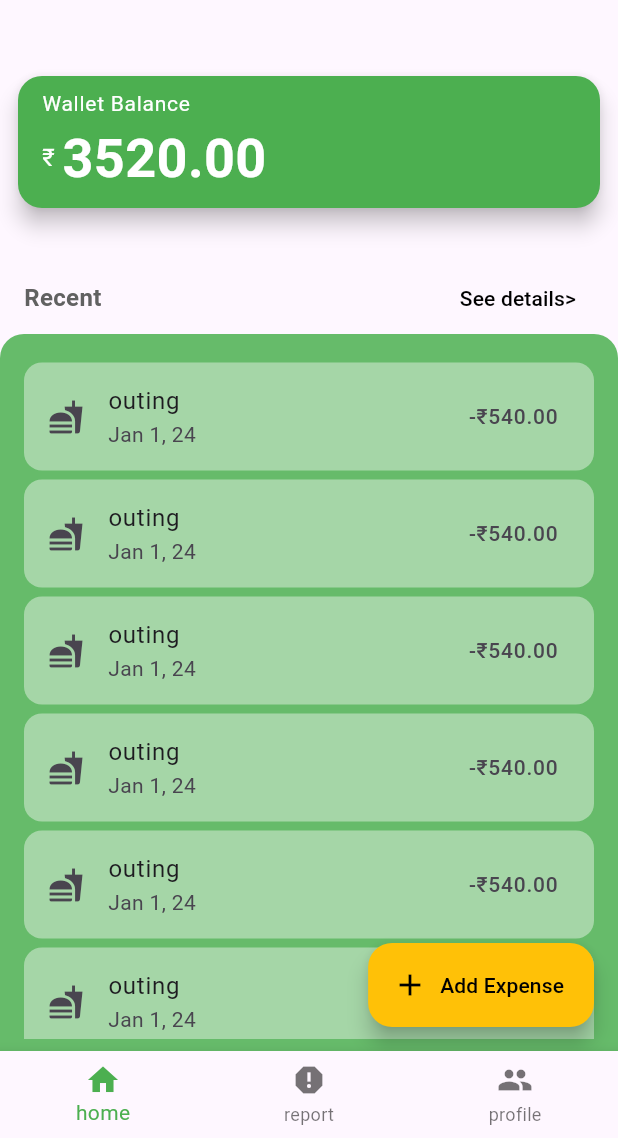
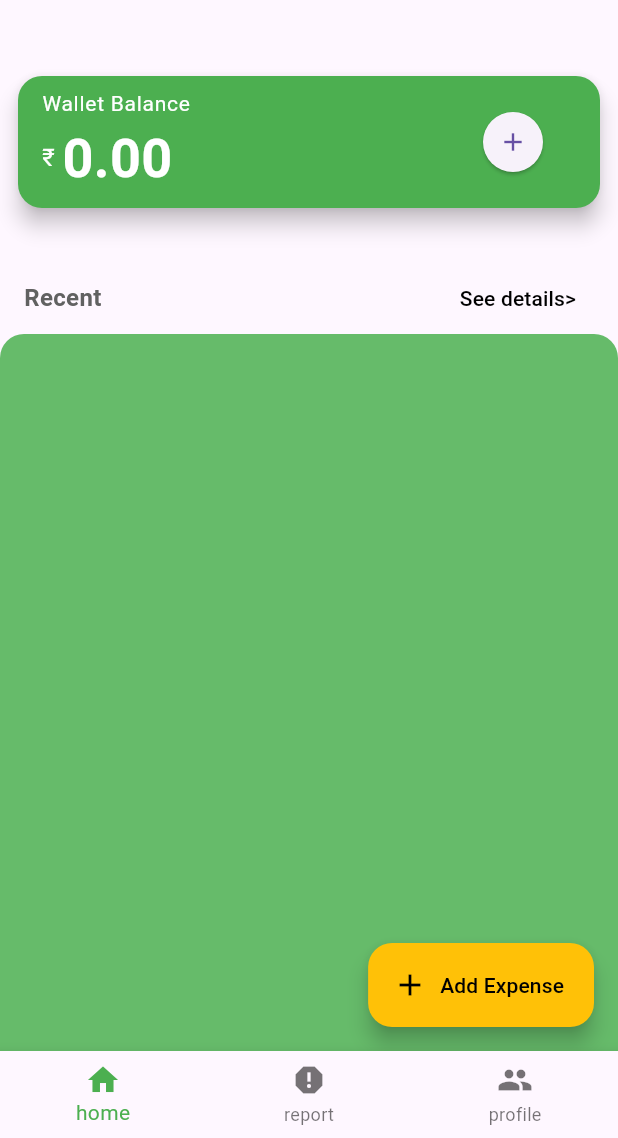
Before and after one commit to akiiyon/expense_tracker, a Flutter app: the SkeletonScreen screen opened by its route, on a phone screen of 412 x 824 dp, the part 98-1236 px from its top. Run offline on Flutter 3.47's test engine with Material 3 defaults, Android fonts, the phone set to English and light mode, and no system bars; our stand-ins replace fl_chart, google_fonts; network calls fail.

Commit message:
walletBalance bug fix
walletBalance is correct now both in backend and flutter when new expense is added

```diff
--- a/lib/model/expense_provider.dart
+++ b/lib/model/expense_provider.dart
@@ -1,29 +1,18 @@
+import 'package:expense_tracker/utils/api_service.dart';
 import 'package:flutter/foundation.dart';
 import 'expense.dart';
 
 class ExpenseProvider with ChangeNotifier {
-  final List<Expense> _expenses = [
-    Expense(name: 'outing', amount: 540, category: 'Food', date: DateTime(8-7-25)),
-    Expense(name: 'outing', amount: 540, category: 'Food', date: DateTime(8-7-25)),
-    Expense(name: 'outing', amount: 540, category: 'Food', date: DateTime(8-7-25)),
-    Expense(name: 'outing', amount: 540, category: 'Food', date: DateTime(8-7-25)),
-    Expense(name: 'outing', amount: 540, category: 'Food', date: DateTime(8-7-25)),
-    Expense(name: 'outing', amount: 540, category: 'Food', date: DateTime(8-7-25)),
-    Expense(name: 'outing', amount: 540, category: 'Food', date: DateTime(8-7-25)),
-    Expense(name: 'outing', amount: 540, category: 'Food', date: DateTime(8-7-25)),
-    Expense(name: 'outing', amount: 540, category: 'Food', date: DateTime(8-7-25)),
-    Expense(name: 'outing', amount: 540, category: 'Food', date: DateTime(8-7-25)),
-    Expense(name: 'outing', amount: 540, category: 'Food', date: DateTime(8-7-25)),
-    Expense(name: 'outing', amount: 540, category: 'Food', date: DateTime(8-7-25)),
-  ];
+  final List<Expense> _expenses = [];
+  List<Map<String, dynamic>> _weeklyCategoryTotals = [];
 
   List<Expense> get expenses => _expenses;
+  List<Map<String, dynamic>> get weeklyCategoryTotals => _weeklyCategoryTotals;
 
-  final double  _startingBalance =10000;
-
-  int getLength(){
+  int getLength() {
     return _expenses.length;
   }
+
   void addExpense(Expense expense) {
     _expenses.add(expense);
     notifyListeners(); // tells UI to rebuild
@@ -33,11 +22,21 @@ class ExpenseProvider with ChangeNotifier {
     _expenses.remove(expense);
     notifyListeners();
   }
-  //***WHAT DOES THIS TOTAL AMOUNT DO???? */
-  double get totalSpent =>
-      _expenses.fold(0, (sum, e) => sum + e.amount);
 
-  //get present balance as user inserts an expense
-  double get walletBalance =>
-      _startingBalance - totalSpent; // 💰 dynamic balance
+  Future<void> fetchWeeklyExpenses(int userId) async {
+    try {
+      final api = ApiService();
+      _weeklyCategoryTotals = await api.getWeeklyExpenses(userId);
+      // ensure we always have all 6 categories even if some have 0
+      final allCategories = ["Bills", "Food", "Grocery", "Entertainment", "Commute", "Other"];
+      for (var cat in allCategories) {
+        if (!_weeklyCategoryTotals.any((e) => e["category"] == cat)) {
+          _weeklyCategoryTotals.add({"category": cat, "total": 0.0});
+        }
+      }
+      notifyListeners();
+    } catch (e) {
+      print("Error fetching weekly expenses: $e");
+    }
+  }
 }
--- a/lib/screens/signUp_screen.dart
+++ b/lib/screens/signUp_screen.dart
@@ -31,7 +31,7 @@ class SignupScreen extends StatelessWidget {
       Provider.of<UserProvider>(
         context,
         listen: false,
-      ).setUser(user["id"], user["username"], user["email"]);
+      ).setUser(user["id"], user["username"], user["email"],(user['balance'] as num).toDouble());
 
       ScaffoldMessenger.of(
         context,
--- a/lib/screens/signin_screen.dart
+++ b/lib/screens/signin_screen.dart
@@ -22,7 +22,6 @@ class _SigninScreenState extends State<SigninScreen> {
 
   //handling sign in
   Future<void> handleSignin() async {
-    //add details of user to userProvider
 
     final response = await api.signin(
       _emailController.text,
@@ -36,7 +35,7 @@ class _SigninScreenState extends State<SigninScreen> {
       Provider.of<UserProvider>(
         context,
         listen: false,
-      ).setUser(user["id"], user["username"], user["email"]);
+      ).setUser(user["id"], user["username"], user["email"],(user['balance']as num).toDouble());
 
       Navigator.pushNamed(context, AppRoutes.skeleton);
     } else {
--- a/lib/screens/skeleton_screen.dart
+++ b/lib/screens/skeleton_screen.dart
@@ -1,3 +1,4 @@
+import 'package:expense_tracker/model/user_provider.dart';
 import 'package:expense_tracker/screens/profile_screen.dart';
 import 'package:expense_tracker/screens/report_screen.dart';
 import 'package:expense_tracker/screens/transaction_screen.dart';
@@ -10,16 +11,19 @@ class SkeletonScreen extends StatefulWidget {
 
 class _SkeletonScreenState extends State<SkeletonScreen> {
   //selectedScreenIndex
-  int _selectedScreen=0;
+  int _selectedScreen = 0;
 
   //list of all screens
-  List<Widget> _screens=[TransactionScreen(),ReportScreen(),ProfileScreen()];
+  List<Widget> _screens = [
+    TransactionScreen(),
+    ReportScreen(),
+    ProfileScreen(),
+  ];
 
-  void onTapped(int presentScreenIndex){
+  void onTapped(int presentScreenIndex) {
     setState(() {
-      _selectedScreen=presentScreenIndex;
+      _selectedScreen = presentScreenIndex;
     });
-
   }
 
   @override
@@ -31,16 +35,14 @@ class _SkeletonScreenState extends State<SkeletonScreen> {
       bottomNavigationBar: BottomNavigationBar(
         //navigation bar items will represent our screens, they switch the body of our app on tap!
         items: [
-          BottomNavigationBarItem(icon: Icon(Icons.home),label: "home"),
-          BottomNavigationBarItem(icon: Icon(Icons.report),label:"report"),
-          BottomNavigationBarItem(icon: Icon(Icons.people),label: "profile"),
+          BottomNavigationBarItem(icon: Icon(Icons.home), label: "home"),
+          BottomNavigationBarItem(icon: Icon(Icons.report), label: "report"),
+          BottomNavigationBarItem(icon: Icon(Icons.people), label: "profile"),
         ],
         currentIndex: _selectedScreen,
         selectedItemColor: Colors.green,
-        onTap: onTapped,),
-
-
+        onTap: onTapped,
+      ),
     );
-
   }
 }
--- a/lib/screens/transaction_screen.dart
+++ b/lib/screens/transaction_screen.dart
@@ -1,15 +1,38 @@
-
+import 'package:expense_tracker/model/user_provider.dart';
+import 'package:expense_tracker/utils/api_service.dart';
 import 'package:expense_tracker/utils/route.dart';
 import 'package:expense_tracker/widgets/expense_list.dart';
 import 'package:expense_tracker/widgets/new_expense_sheet.dart';
 import 'package:flutter/material.dart';
 import 'package:expense_tracker/widgets/text_widget.dart';
 import 'package:provider/provider.dart';
-import 'package:expense_tracker/model/expense_provider.dart';
+
 
 class TransactionScreen extends StatelessWidget {
+  final api = ApiService();
+  @override
+  void handleWalletUpdate(BuildContext context, double amountToAdd) async {
+    final userProvider = context.read<UserProvider>();
 
-  @override
+    try {
+      final response = await api.credit(userProvider.userId!, amountToAdd);
+
+      if (response.statusCode == 200) {
+        // Only update local state if API succeeds
+        userProvider.updateBalance(amountToAdd);
+        ScaffoldMessenger.of(
+          context,
+        ).showSnackBar(SnackBar(content: Text("$amountToAdd added to wallet")));
+      } else {
+        ScaffoldMessenger.of(context).showSnackBar(
+          SnackBar(content: Text("Failed to add money to wallet")),
+        );
+      }
+    } catch (e) {
+      print(e.toString());
+    }
+  }
+
   Widget build(BuildContext context) {
     return Scaffold(
       floatingActionButton: FloatingActionButton.extended(
@@ -23,49 +46,68 @@ class TransactionScreen extends StatelessWidget {
             builder: (context) => NewExpenseSheet(), // your add expense widget
           );
         },
-        icon: const Icon(Icons.add,color: Colors.black),
-        label: const Text("Add Expense",style: TextStyle(color: Colors.black),),
+        icon: const Icon(Icons.add, color: Colors.black),
+        label: const Text("Add Expense", style: TextStyle(color: Colors.black)),
         backgroundColor: Colors.amber.shade500,
       ),
       floatingActionButtonLocation: FloatingActionButtonLocation.endFloat,
 
       body: SafeArea(
-
         child: Column(
-
           children: [
             Padding(
               padding: const EdgeInsets.only(top: 12.0),
               child: ListTile(
-                title: MainTextWidget( inputText: 'Hi, Akshay', x: 20,),
-                subtitle: SubTextWidget(inputText: 'Welcome Back!', x: 14,),
+                title: MainTextWidget(inputText: 'Hi, Akshay', x: 20),
+                subtitle: SubTextWidget(inputText: 'Welcome Back!', x: 14),
                 trailing: Icon(Icons.notifications_active),
               ),
             ),
-            SizedBox(height: 12,),
-             // Wallet Balance (listens to provider)
-            Consumer<ExpenseProvider>(
-              builder: (context, expenseProvider, child) {
+            SizedBox(height: 12),
+            // Wallet Balance (listens to provider)
+            Consumer<UserProvider>(
+              builder: (context, userProvider, child) {
                 return Padding(
-                  padding: const EdgeInsets.symmetric(horizontal:8.0,vertical:16),
+                  padding: const EdgeInsets.symmetric(
+                    horizontal: 8.0,
+                    vertical: 16,
+                  ),
                   child: Card(
                     color: Colors.green,
                     shape: RoundedRectangleBorder(
-                      borderRadius: BorderRadiusGeometry.all(Radius.circular(16)),
+                      borderRadius: BorderRadiusGeometry.all(
+                        Radius.circular(16),
+                      ),
                     ),
                     elevation: 6,
                     child: ListTile(
-
-                      title: Text('Wallet Balance', style: TextStyle(fontSize: 14,color: Colors.white),),
+                      title: Text(
+                        'Wallet Balance',
+                        style: TextStyle(fontSize: 14, color: Colors.white),
+                      ),
                       subtitle: Row(
                         children: [
-                          const Text("₹",style: TextStyle(fontSize: 16,color: Colors.white),),
-                          const SizedBox(width: 5,),
+                          const Text(
+                            "₹",
+                            style: TextStyle(fontSize: 16, color: Colors.white),
+                          ),
+                          const SizedBox(width: 5),
                           Text(
-                                '${expenseProvider.walletBalance.toStringAsFixed(2)}',
-                                style: TextStyle(fontWeight: FontWeight.bold,fontSize:36,color: Colors.white ),
+                            '${userProvider.walletBalance.toStringAsFixed(2)}',
+                            style: TextStyle(
+                              fontWeight: FontWeight.bold,
+                              fontSize: 36,
+                              color: Colors.white,
+                            ),
                           ),
                         ],
+                      ),
+                      trailing: ElevatedButton(
+                        style: ElevatedButton.styleFrom(shape: CircleBorder()),
+                        onPressed: () {
+                          handleWalletUpdate(context, 10000);
+                        },
+                        child: Icon(Icons.add, size: 20),
                       ),
                     ),
                   ),
@@ -73,8 +115,7 @@ class TransactionScreen extends StatelessWidget {
               },
             ),
 
-            SizedBox(height: 16,),
-
+            SizedBox(height: 16),
 
             //recent-activity buttons
             Padding(
@@ -82,15 +123,20 @@ class TransactionScreen extends StatelessWidget {
               child: Row(
                 mainAxisAlignment: MainAxisAlignment.spaceBetween,
                 children: [
-                  Text("Recent",style: TextStyle(color: Colors.grey.shade700,fontSize: 16,fontWeight: FontWeight.bold),),
+                  Text(
+                    "Recent",
+                    style: TextStyle(
+                      color: Colors.grey.shade700,
+                      fontSize: 16,
+                      fontWeight: FontWeight.bold,
+                    ),
+                  ),
                   TextButton(
-                    onPressed: (){
+                    onPressed: () {
                       //show a page of all expenses in list format
                       Navigator.pushNamed(context, AppRoutes.details);
                     },
-                    style: ButtonStyle(
-
-                    ),
+                    style: ButtonStyle(),
                     child: Text(
                       "See details>",
                       style: TextStyle(color: Colors.black),
@@ -104,42 +150,21 @@ class TransactionScreen extends StatelessWidget {
               child: Container(
                 decoration: BoxDecoration(
                   color: Colors.green.shade400,
-                  borderRadius: BorderRadius.only(topLeft: Radius.circular(16),topRight: Radius.circular(16))
+                  borderRadius: BorderRadius.only(
+                    topLeft: Radius.circular(16),
+                    topRight: Radius.circular(16),
+                  ),
                 ),
 
                 child: Padding(
                   padding: const EdgeInsets.all(8.0),
                   child: ExpenseList(),
-                )),
+                ),
+              ),
             ),
-
           ],
         ),
       ),
-
     );
   }
 }
-
-// Container(
-//               margin: EdgeInsets.symmetric(horizontal: 46),
-
-//               child: FloatingActionButton(
-//                 onPressed: (){
-//                   //add new expense function
-//                   showModalBottomSheet(
-//                     context: context,
-//                     builder: (BuildContext bottomSheetcontext){
-//                       return NewExpenseSheet();
-//                     });
-//                 },
-//                 child: Text(
-//                   "Add Expense",
-//                   style: TextStyle(
-//                     color: Colors.white,
-//                     fontSize: 20,
-//                     fontWeight: FontWeight.bold
-//                     ),
-//                 ),
-//               ),
-//             ),
--- a/lib/widgets/category_list.dart
+++ b/lib/widgets/category_list.dart
@@ -13,11 +13,11 @@ class _CategoryListState extends State<CategoryList> {
 
   final List<String> _categories = [
     "Rent",
-    "Bill",
     "Food",
     "Grocery",
     "Entertainment",
-    "Other"
+    "Commute",
+    "Other",
   ];
 
   @override
--- a/lib/widgets/expense_list.dart
+++ b/lib/widgets/expense_list.dart
@@ -4,17 +4,14 @@ import 'package:expense_tracker/model/expense_provider.dart';
 import 'package:intl/intl.dart';
 
 class ExpenseList extends StatelessWidget {
-
-
   @override
   Widget build(BuildContext context) {
-    final providerHelp=Provider.of<ExpenseProvider>(context);
+    final providerHelp = Provider.of<ExpenseProvider>(context);
 
     return ListView.builder(
       padding: const EdgeInsets.all(8),
       itemCount: providerHelp.getLength(),
-      itemBuilder: (BuildContext context,int index){
-
+      itemBuilder: (BuildContext context, int index) {
         return Container(
           margin: EdgeInsets.symmetric(vertical: 3),
           decoration: BoxDecoration(
@@ -22,29 +19,36 @@ class ExpenseList extends StatelessWidget {
             borderRadius: BorderRadius.circular(12),
           ),
           child: ListTile(
-
-            leading: Icon(_getCategoryIcon(providerHelp.expenses[index].category)),
+            leading: Icon(
+              _getCategoryIcon(providerHelp.expenses[index].category),
+            ),
             title: Text(providerHelp.expenses[index].name),
-            subtitle: Text(DateFormat.yMMMd().format(providerHelp.expenses[index].date)),
-            trailing: Text("-₹${providerHelp.expenses[index].amount.toStringAsFixed(2)}",style: TextStyle(fontSize: 14),),
+            subtitle: Text(
+              DateFormat.yMMMd().format(providerHelp.expenses[index].date),
+            ),
+            trailing: Text(
+              "-₹${providerHelp.expenses[index].amount.toStringAsFixed(2)}",
+              style: TextStyle(fontSize: 14),
+            ),
           ),
         );
-      });
+      },
+    );
   }
 }
 
 IconData _getCategoryIcon(String category) {
   switch (category) {
-    case "Rent":
+    case "Bill":
       return Icons.home;
-    case "Bill":
-      return Icons.receipt_long;
     case "Food":
       return Icons.fastfood;
     case "Grocery":
       return Icons.shopping_cart;
     case "Entertainment":
       return Icons.movie;
+    case "Commute":
+      return Icons.two_wheeler;
     case "Other":
     default:
       return Icons.attach_money;
--- a/pubspec.yaml
+++ b/pubspec.yaml
@@ -40,6 +40,7 @@ dependencies:
   http: ^1.5.0
   flutter_secure_storage: ^9.2.4
   shared_preferences: ^2.5.3
+  fl_chart: ^1.1.1
 
 dev_dependencies:
   flutter_test:
```
Also changed, not shown: lib/model/user_provider.dart (+19 -1 lines), lib/screens/report_screen.dart (+122 -2 lines), lib/utils/api_service.dart (+32 -0 lines), lib/widgets/new_expense_sheet.dart (+13 -3 lines), pubspec.lock, 1 other file.
